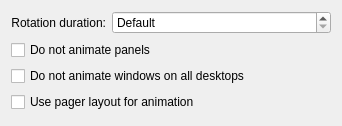
Above: effects/cube/cubeslide_config.ui from KDE/kwin before the change. Below: the same form after it.
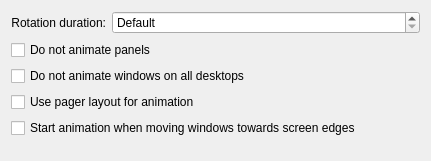
That is the form after the change. Custom widgets are drawn as their Qt base class.

Commit message: Add a new option to cube animation to trigger rotating the cube while moving a window towards the screen edge. The cube starts to rotate before the desktop switches due to active desktop border change. This gives the impression that you drag the cube by moving the window. Of course option is only useful when switching desktop on screen edge is enabled and so this feature is disabled by default.

```diff
--- a/effects/cube/cubeslide_config.ui
+++ b/effects/cube/cubeslide_config.ui
@@ -6,8 +6,8 @@
    <rect>
     <x>0</x>
     <y>0</y>
-    <width>342</width>
-    <height>126</height>
+    <width>431</width>
+    <height>161</height>
    </rect>
   </property>
   <layout class="QGridLayout" name="gridLayout">
@@ -18,7 +18,7 @@
      </property>
     </widget>
    </item>
-   <item row="4" column="0">
+   <item row="5" column="0">
     <spacer name="verticalSpacer">
      <property name="orientation">
       <enum>Qt::Vertical</enum>
@@ -86,6 +86,13 @@
      </property>
     </widget>
    </item>
+   <item row="4" column="0" colspan="2">
+    <widget class="QCheckBox" name="windowsMovingBox">
+     <property name="text">
+      <string>Start animation when moving windows towards screen edges</string>
+     </property>
+    </widget>
+   </item>
   </layout>
  </widget>
  <customwidgets>
```
The commit also changes 3 other files.
